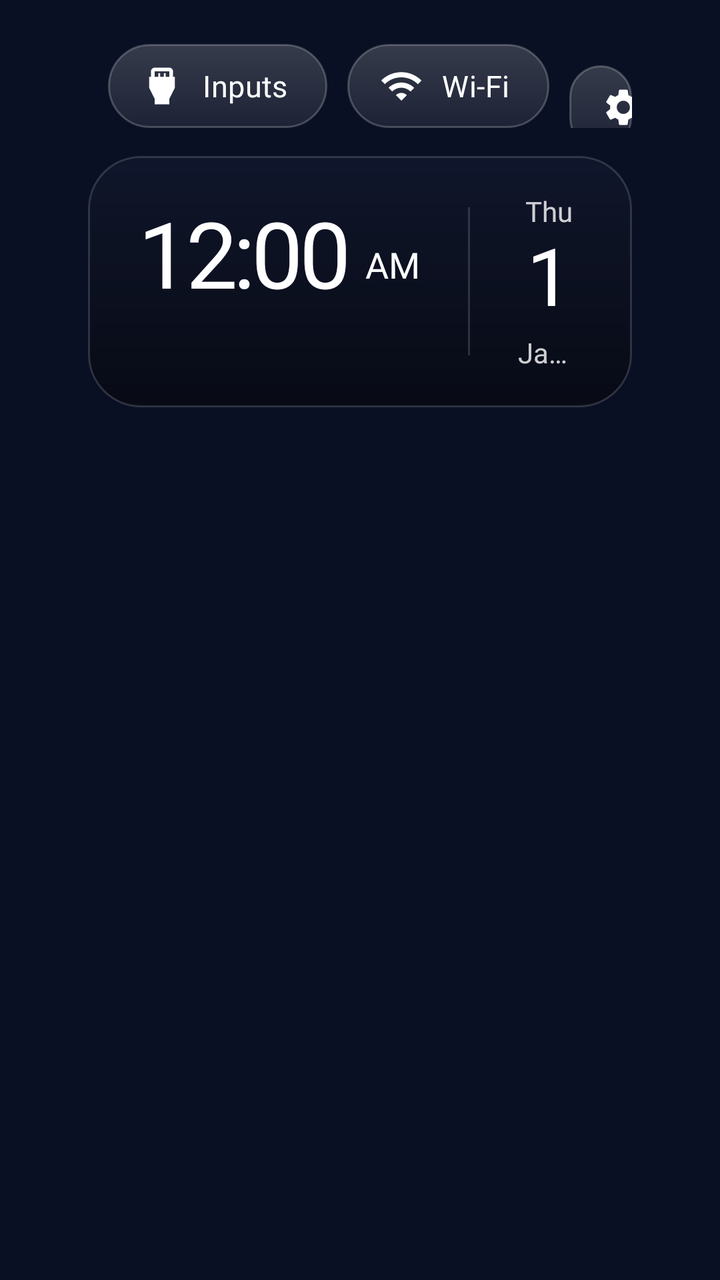
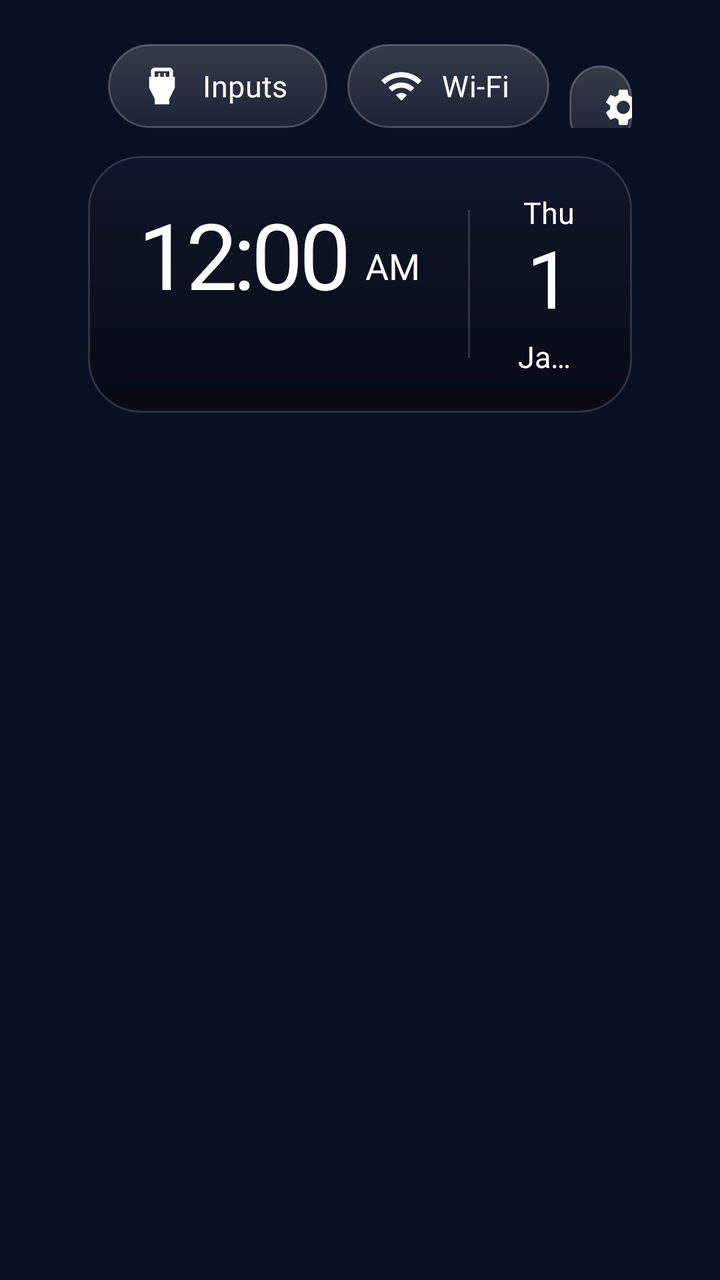

Screens rendered from an Android XML layout before and after an edit, with the pre-edit source and the edit as a unified diff.
<!-- AndroidManifest.xml: application theme Theme.TvHome -->
<!-- res/layout/activity_main.xml -->
<?xml version="1.0" encoding="utf-8"?>
<FrameLayout xmlns:android="http://schemas.android.com/apk/res/android"
    android:id="@+id/root"
    android:layout_width="match_parent"
    android:layout_height="match_parent"
    android:background="#FF0A1024">

    
    <View
        android:id="@+id/drift"
        android:layout_width="match_parent"
        android:layout_height="match_parent"
        android:importantForAccessibility="no" />

    
    <View
        android:id="@+id/ambient"
        android:layout_width="match_parent"
        android:layout_height="match_parent"
        android:alpha="0" />

    
    <com.gathin.tvhome.GlassView
        android:id="@+id/glass"
        android:layout_width="10dp"
        android:layout_height="10dp"
        android:alpha="0"
        android:importantForAccessibility="no" />

    <LinearLayout
        android:layout_width="match_parent"
        android:layout_height="match_parent"
        android:orientation="vertical"
        android:paddingStart="44dp"
        android:paddingEnd="44dp"
        android:paddingTop="22dp">

        
        <RelativeLayout
            android:layout_width="match_parent"
            android:layout_height="wrap_content">

            <TextView
                android:id="@+id/greeting"
                android:layout_width="match_parent"
                android:layout_height="wrap_content"
                android:layout_alignParentStart="true"
                android:layout_toStartOf="@+id/topButtons"
                android:layout_centerVertical="true"
                android:layout_marginStart="4dp"
                android:layout_marginEnd="20dp"
                android:ellipsize="end"
                android:textColor="@color/greeting"
                android:textSize="25sp"
                android:fontFamily="@font/devanagari"
                android:singleLine="true" />

            

    <LinearLayout
                android:id="@+id/topButtons"
                android:layout_width="wrap_content"
                android:layout_height="wrap_content"
                android:layout_alignParentEnd="true"
                android:orientation="horizontal">

                <TextView
                    android:id="@+id/btnInputs"
                    style="@style/TopButton"
                    android:text="@string/inputs"
                    android:drawableStart="@drawable/ic_input"
                    android:nextFocusDown="@+id/grid" />

                <TextView
                    android:id="@+id/btnWifi"
                    style="@style/TopButton"
                    android:text="@string/wifi"
                    android:drawableStart="@drawable/ic_wifi"
                    android:nextFocusDown="@+id/grid" />

                <TextView
                    android:id="@+id/btnSettings"
                    style="@style/TopButton"
                    android:text="@string/settings"
                    android:drawableStart="@drawable/ic_settings"
                    android:nextFocusDown="@+id/grid" />
            </LinearLayout>
        </RelativeLayout>

        
        <RelativeLayout
            android:layout_width="match_parent"
            android:layout_height="wrap_content"
            android:layout_marginTop="14dp">

            <LinearLayout
                android:id="@+id/clockTile"
                android:layout_width="wrap_content"
                android:layout_height="wrap_content"
                android:layout_alignParentStart="true"
                android:background="@drawable/pane"
                android:orientation="horizontal"
                android:gravity="center_vertical"
                android:paddingStart="26dp"
                android:paddingEnd="26dp"
                android:paddingTop="18dp"
                android:paddingBottom="18dp"
                android:baselineAligned="false">

                <LinearLayout
                    android:layout_width="wrap_content"
                    android:layout_height="wrap_content"
                    android:orientation="vertical">

                    <LinearLayout
                        android:layout_width="wrap_content"
                        android:layout_height="wrap_content"
                        android:orientation="horizontal"
                        android:baselineAligned="true">

                        <TextClock
                            android:id="@+id/clock"
                            android:layout_width="wrap_content"
                            android:layout_height="wrap_content"
                            android:format12Hour="h:mm"
                            android:format24Hour="HH:mm"
                            android:textColor="@color/text_bright"
                            android:textSize="46sp"
                            android:fontFamily="@font/outfit"
                            android:fontVariationSettings="'wght' 500"
                            android:letterSpacing="-0.045"
                            android:includeFontPadding="false" />

                        <TextClock
                            android:id="@+id/ampm"
                            android:layout_width="wrap_content"
                            android:layout_height="wrap_content"
                            android:layout_marginStart="8dp"
                            android:layout_gravity="bottom"
                            android:layout_marginBottom="6dp"
                            android:format12Hour="a"
                            android:format24Hour=""
                            android:textColor="@color/text_bright"
                            android:textSize="18sp"
                            android:fontFamily="@font/outfit"
                            android:fontVariationSettings="'wght' 500"
                            android:includeFontPadding="false" />
                    </LinearLayout>

                    <TextView
                        android:id="@+id/tithi"
                        android:layout_width="wrap_content"
                        android:layout_height="wrap_content"
                        android:layout_marginTop="8dp"
                        android:textColor="@color/text_faint"
                        android:textSize="12sp"
                        android:fontFamily="@font/outfit"
                        android:fontVariationSettings="'wght' 500"
                        android:singleLine="true" />
                </LinearLayout>

                
                <View
                    android:layout_width="1dp"
                    android:layout_height="74dp"
                    android:layout_marginStart="24dp"
                    android:layout_marginEnd="24dp"
                    android:background="@color/tile_edge" />

                <LinearLayout
                    android:id="@+id/dateTile"
                    android:layout_width="wrap_content"
                    android:layout_height="wrap_content"
                    android:orientation="vertical"
                    android:gravity="center_horizontal">

                    <TextClock
                        android:id="@+id/dayName"
                        android:layout_width="wrap_content"
                        android:layout_height="wrap_content"
                        android:format12Hour="EEE"
                        android:format24Hour="EEE"
                        android:textColor="@color/text_soft"
                        android:textSize="14sp"
                        android:fontFamily="@font/outfit"
                        android:fontVariationSettings="'wght' 500"
                        android:singleLine="true" />

                    <TextClock
                        android:id="@+id/dayNumber"
                        android:layout_width="wrap_content"
                        android:layout_height="wrap_content"
                        android:layout_marginTop="1dp"
                        android:format12Hour="d"
                        android:format24Hour="d"
                        android:textColor="@color/text_bright"
                        android:textSize="40sp"
                        android:fontFamily="@font/outfit"
                        android:fontVariationSettings="'wght' 500"
                        android:letterSpacing="-0.04"
                        android:includeFontPadding="false"
                        android:singleLine="true" />

                    <TextClock
                        android:id="@+id/monthYear"
                        android:layout_width="wrap_content"
                        android:layout_height="wrap_content"
                        android:layout_marginTop="4dp"
                        android:format12Hour="MMM yyyy"
                        android:format24Hour="MMM yyyy"
                        android:textColor="@color/text_soft"
                        android:textSize="14sp"
                        android:fontFamily="@font/outfit"
                        android:fontVariationSettings="'wght' 500"
                        android:singleLine="true" />
                </LinearLayout>
            </LinearLayout>

            
            <RelativeLayout
                android:id="@+id/weatherTile"
                android:layout_width="196dp"
                android:layout_height="wrap_content"
                android:layout_alignParentEnd="true"
                android:background="@drawable/pane"
                android:paddingStart="22dp"
                android:paddingEnd="22dp"
                android:paddingTop="16dp"
                android:paddingBottom="18dp"
                android:visibility="invisible">

                <LinearLayout
                    android:id="@+id/weatherLeft"
                    android:layout_width="wrap_content"
                    android:layout_height="wrap_content"
                    android:layout_alignParentStart="true"
                    android:orientation="vertical">

                    <TextView
                        android:id="@+id/weatherTemp"
                        android:layout_width="wrap_content"
                        android:layout_height="wrap_content"
                        android:layout_marginTop="2dp"
                        android:textColor="@color/text_bright"
                        android:textSize="40sp"
                        android:fontFamily="@font/outfit"
                        android:fontVariationSettings="'wght' 500"
                        android:letterSpacing="-0.045"
                        android:includeFontPadding="false"
                        android:singleLine="true" />
                </LinearLayout>

                
                <LinearLayout
                    android:id="@+id/airBlock"
                    android:layout_width="wrap_content"
                    android:layout_height="wrap_content"
                    android:layout_alignParentEnd="true"
                    android:orientation="vertical"
                    android:gravity="end"
                    android:visibility="invisible">

                    <TextView
                        android:layout_width="wrap_content"
                        android:layout_height="wrap_content"
                        android:text="@string/aqi"
                        android:textColor="@color/text_soft"
                        android:textSize="12sp"
                        android:fontFamily="@font/outfit"
                        android:fontVariationSettings="'wght' 500" />

                    <TextView
                        android:id="@+id/airNumber"
                        android:layout_width="wrap_content"
                        android:layout_height="wrap_content"
                        android:layout_marginTop="2dp"
                        android:textColor="@color/text_bright"
                        android:textSize="30sp"
                        android:fontFamily="@font/outfit"
                        android:fontVariationSettings="'wght' 500"
                        android:letterSpacing="-0.03"
                        android:includeFontPadding="false"
                        android:singleLine="true" />

                    <TextView
                        android:id="@+id/airWord"
                        android:layout_width="wrap_content"
                        android:layout_height="wrap_content"
                        android:layout_marginTop="3dp"
                        android:textColor="@color/text_soft"
                        android:textSize="12sp"
                        android:fontFamily="@font/outfit"
                        android:fontVariationSettings="'wght' 600"
                        android:singleLine="true" />
                </LinearLayout>

                <TextView
                    android:id="@+id/weatherSub"
                    android:layout_width="match_parent"
                    android:layout_height="wrap_content"
                    android:layout_below="@id/weatherLeft"
                    android:layout_marginTop="4dp"
                    android:textColor="@color/text_soft"
                    android:textSize="12sp"
                    android:fontFamily="@font/outfit"
                    android:fontVariationSettings="'wght' 500"
                    android:singleLine="true" />

                <LinearLayout
                    android:id="@+id/hourly"
                    android:layout_width="match_parent"
                    android:layout_height="wrap_content"
                    android:layout_below="@id/weatherSub"
                    android:layout_marginTop="12dp"
                    android:paddingTop="11dp"
                    android:orientation="horizontal"
                    android:baselineAligned="false" />
            </RelativeLayout>
        </RelativeLayout>

        
        <TextView
            android:id="@+id/quote"
            android:layout_width="wrap_content"
            android:layout_height="wrap_content"
            android:layout_marginTop="10dp"
            android:layout_marginStart="8dp"
            android:paddingStart="14dp"
            android:paddingEnd="18dp"
            android:paddingTop="7dp"
            android:paddingBottom="9dp"
            android:background="@drawable/quote_bg"
            android:textColor="@color/accent"
            android:textSize="18sp"
            android:singleLine="true"
            android:nextFocusDown="@+id/grid"
            android:nextFocusUp="@+id/btnInputs"
            android:visibility="gone" />

        
        <FrameLayout
            android:layout_width="match_parent"
            android:layout_height="0dp"
            android:layout_weight="1"
            android:layout_marginTop="6dp">

            <androidx.recyclerview.widget.RecyclerView
                android:id="@+id/grid"
                android:layout_width="match_parent"
                android:layout_height="match_parent"
                android:paddingTop="10dp"
                android:paddingBottom="40dp"
                android:clipToPadding="false"
                android:clipChildren="false"
                android:overScrollMode="never"
                android:scrollbars="none"
                android:descendantFocusability="afterDescendants" />
        </FrameLayout>
    </LinearLayout>

</FrameLayout>
<!-- resources referenced by this layout -->
<resources>
  <color name="accent">#FFFFFFFF</color>
  <color name="greeting">#FFFFFFFF</color>
  <color name="text_bright">#FFFFFFFF</color>
  <color name="text_faint">#8CFFFFFF</color>
  <color name="text_soft">#CCFFFFFF</color>
  <color name="tile_edge">#26FFFFFF</color>
  <!-- drawable ic_input (drawable) -->
  <?xml version="1.0" encoding="utf-8"?>
  <vector xmlns:android="http://schemas.android.com/apk/res/android"
      android:width="22dp" android:height="22dp"
      android:viewportWidth="24" android:viewportHeight="24">
      <path android:fillColor="#FFFFFFFF"
          android:pathData="M18,7V4c0,-1.1 -0.9,-2 -2,-2H8C6.9,2 6,2.9 6,4v3H5v6l3,6v3h8v-3l3,-6V7H18zM8,4h8v3h-2V5h-1v2h-2V5h-1v2H8V4z" />
  </vector>
  <!-- drawable ic_wifi (drawable) -->
  <?xml version="1.0" encoding="utf-8"?>
  <vector xmlns:android="http://schemas.android.com/apk/res/android"
      android:width="22dp" android:height="22dp"
      android:viewportWidth="24" android:viewportHeight="24">
      <path android:fillColor="#FFFFFFFF"
          android:pathData="M1,9l2,2c4.97,-4.97 13.03,-4.97 18,0l2,-2C16.93,2.93 7.08,2.93 1,9zM9,17l3,3 3,-3c-1.65,-1.66 -4.34,-1.66 -6,0zM5,13l2,2c2.76,-2.76 7.24,-2.76 10,0l2,-2C15.14,9.14 8.87,9.14 5,13z" />
  </vector>
  <!-- drawable pane (drawable) -->
  <?xml version="1.0" encoding="utf-8"?>
  <shape xmlns:android="http://schemas.android.com/apk/res/android" android:shape="rectangle">
      <gradient
          android:angle="270"
          android:startColor="@color/tile_glass_top"
          android:endColor="@color/tile_glass_bottom" />
      <stroke android:width="1dp" android:color="@color/tile_edge" />
      <corners android:radius="26dp" />
  </shape>
  <!-- drawable quote_bg (drawable) -->
  <?xml version="1.0" encoding="utf-8"?>
  <selector xmlns:android="http://schemas.android.com/apk/res/android">
      <item android:state_focused="true">
          <shape android:shape="rectangle">
              <gradient
                  android:angle="270"
                  android:startColor="#2EFFFFFF"
                  android:endColor="#14FFFFFF" />
              <stroke android:width="1dp" android:color="#59E9C46A" />
              <corners android:radius="14dp" />
          </shape>
      </item>
      <item>
          <shape android:shape="rectangle">
              <solid android:color="#00000000" />
              <corners android:radius="14dp" />
          </shape>
      </item>
  </selector>
  <string name="aqi">AQI</string>
  <string name="inputs">Inputs</string>
  <string name="settings">Settings</string>
  <string name="wifi">Wi-Fi</string>
  <style name="Theme.TvHome" parent="android:Theme.Material.NoActionBar.Fullscreen">
          <item name="android:windowBackground">@android:color/black</item>
          <item name="android:colorBackground">@android:color/black</item>
          <item name="android:windowAnimationStyle">@null</item>
      </style>
  <color name="tile_glass_top">#4D1C2238</color>
  <color name="tile_glass_bottom">#C2060810</color>
  <!-- drawable pill_bg (drawable) -->
  <?xml version="1.0" encoding="utf-8"?>
  <selector xmlns:android="http://schemas.android.com/apk/res/android">
      <item android:state_focused="true">
          <shape android:shape="rectangle">
              <solid android:color="#3DFFFFFF" />
              <stroke android:width="2dp" android:color="#99FFFFFF" />
              <corners android:radius="21dp" />
          </shape>
      </item>
      <item>
          <shape android:shape="rectangle">
              <gradient android:angle="270" android:startColor="#2EFFFFFF" android:endColor="#14FFFFFF" />
              <stroke android:width="1dp" android:color="#38FFFFFF" />
              <corners android:radius="21dp" />
          </shape>
      </item>
  </selector>
  <!-- unchanged entries left out for length: 2 -->
</resources>

<!-- the commit's change to res/layout/activity_main.xml (unified diff, before → after) -->
@@ -51,7 +51,7 @@
                 android:layout_marginEnd="20dp"
                 android:ellipsize="end"
                 android:textColor="@color/greeting"
-                android:textSize="25sp"
+                android:textSize="20sp"
                 android:fontFamily="@font/devanagari"
                 android:singleLine="true" />
 
@@ -152,10 +152,10 @@
                         android:layout_width="wrap_content"
                         android:layout_height="wrap_content"
                         android:layout_marginTop="8dp"
-                        android:textColor="@color/text_faint"
-                        android:textSize="12sp"
+                        android:textColor="@color/text_soft"
+                        android:textSize="13sp"
                         android:fontFamily="@font/outfit"
-                        android:fontVariationSettings="'wght' 500"
+                        android:fontVariationSettings="'wght' 600"
                         android:singleLine="true" />
                 </LinearLayout>
 
@@ -180,10 +180,10 @@
                         android:layout_height="wrap_content"
                         android:format12Hour="EEE"
                         android:format24Hour="EEE"
-                        android:textColor="@color/text_soft"
-                        android:textSize="14sp"
+                        android:textColor="@color/text_bright"
+                        android:textSize="15sp"
                         android:fontFamily="@font/outfit"
-                        android:fontVariationSettings="'wght' 500"
+                        android:fontVariationSettings="'wght' 600"
                         android:singleLine="true" />
 
                     <TextClock
@@ -208,114 +208,117 @@
                         android:layout_marginTop="4dp"
                         android:format12Hour="MMM yyyy"
                         android:format24Hour="MMM yyyy"
-                        android:textColor="@color/text_soft"
-                        android:textSize="14sp"
-                        android:fontFamily="@font/outfit"
-                        android:fontVariationSettings="'wght' 500"
-                        android:singleLine="true" />
-                </LinearLayout>
-            </LinearLayout>
-
-            
-            <RelativeLayout
-                android:id="@+id/weatherTile"
-                android:layout_width="196dp"
-                android:layout_height="wrap_content"
-                android:layout_alignParentEnd="true"
-                android:background="@drawable/pane"
-                android:paddingStart="22dp"
-                android:paddingEnd="22dp"
-                android:paddingTop="16dp"
-                android:paddingBottom="18dp"
-                android:visibility="invisible">
-
-                <LinearLayout
-                    android:id="@+id/weatherLeft"
-                    android:layout_width="wrap_content"
-                    android:layout_height="wrap_content"
-                    android:layout_alignParentStart="true"
-                    android:orientation="vertical">
-
-                    <TextView
-                        android:id="@+id/weatherTemp"
-                        android:layout_width="wrap_content"
-                        android:layout_height="wrap_content"
-                        android:layout_marginTop="2dp"
                         android:textColor="@color/text_bright"
-                        android:textSize="40sp"
-                        android:fontFamily="@font/outfit"
-                        android:fontVariationSettings="'wght' 500"
-                        android:letterSpacing="-0.045"
-                        android:includeFontPadding="false"
-                        android:singleLine="true" />
-                </LinearLayout>
-
-                
-                <LinearLayout
-                    android:id="@+id/airBlock"
-                    android:layout_width="wrap_content"
-                    android:layout_height="wrap_content"
-                    android:layout_alignParentEnd="true"
-                    android:orientation="vertical"
-                    android:gravity="end"
-                    android:visibility="invisible">
-
-                    <TextView
-                        android:layout_width="wrap_content"
-                        android:layout_height="wrap_content"
-                        android:text="@string/aqi"
-                        android:textColor="@color/text_soft"
-                        android:textSize="12sp"
-                        android:fontFamily="@font/outfit"
-                        android:fontVariationSettings="'wght' 500" />
-
-                    <TextView
-                        android:id="@+id/airNumber"
-                        android:layout_width="wrap_content"
-                        android:layout_height="wrap_content"
-                        android:layout_marginTop="2dp"
-                        android:textColor="@color/text_bright"
-                        android:textSize="30sp"
-                        android:fontFamily="@font/outfit"
-                        android:fontVariationSettings="'wght' 500"
-                        android:letterSpacing="-0.03"
-                        android:includeFontPadding="false"
-                        android:singleLine="true" />
-
-                    <TextView
-                        android:id="@+id/airWord"
-                        android:layout_width="wrap_content"
-                        android:layout_height="wrap_content"
-                        android:layout_marginTop="3dp"
-                        android:textColor="@color/text_soft"
-                        android:textSize="12sp"
+                        android:textSize="15sp"
                         android:fontFamily="@font/outfit"
                         android:fontVariationSettings="'wght' 600"
                         android:singleLine="true" />
                 </LinearLayout>
-
-                <TextView
-                    android:id="@+id/weatherSub"
+            </LinearLayout>
+
+            
+            <LinearLayout
+                android:id="@+id/weatherTile"
+                android:layout_width="300dp"
+                android:layout_height="wrap_content"
+                android:layout_alignParentEnd="true"
+                android:background="@drawable/pane"
+                android:orientation="vertical"
+                android:paddingStart="24dp"
+                android:paddingEnd="24dp"
+                android:paddingTop="18dp"
+                android:paddingBottom="18dp"
+                android:visibility="invisible">
+
+                <LinearLayout
                     android:layout_width="match_parent"
                     android:layout_height="wrap_content"
-                    android:layout_below="@id/weatherLeft"
-                    android:layout_marginTop="4dp"
-                    android:textColor="@color/text_soft"
-                    android:textSize="12sp"
-                    android:fontFamily="@font/outfit"
-                    android:fontVariationSettings="'wght' 500"
-                    android:singleLine="true" />
+                    android:orientation="horizontal"
+                    android:baselineAligned="false">
+
+                    <LinearLayout
+                        android:layout_width="0dp"
+                        android:layout_height="wrap_content"
+                        android:layout_weight="1"
+                        android:orientation="vertical">
+
+                        <TextView
+                            android:id="@+id/weatherTemp"
+                            android:layout_width="wrap_content"
+                            android:layout_height="wrap_content"
+                            android:textColor="@color/text_bright"
+                            android:textSize="42sp"
+                            android:fontFamily="@font/outfit"
+                            android:fontVariationSettings="'wght' 500"
+                            android:letterSpacing="-0.045"
+                            android:includeFontPadding="false"
+                            android:singleLine="true" />
+
+                        <TextView
+                            android:id="@+id/weatherSub"
+                            android:layout_width="wrap_content"
+                            android:layout_height="wrap_content"
+                            android:layout_marginTop="6dp"
+                            android:textColor="@color/text_soft"
+                            android:textSize="12sp"
+                            android:fontFamily="@font/outfit"
+                            android:fontVariationSettings="'wght' 500"
+                            android:singleLine="true"
+                            android:ellipsize="end" />
+                    </LinearLayout>
+
+                    <LinearLayout
+                        android:id="@+id/airBlock"
+                        android:layout_width="wrap_content"
+                        android:layout_height="wrap_content"
+                        android:layout_marginStart="12dp"
+                        android:orientation="vertical"
+                        android:gravity="end"
+                        android:visibility="invisible">
+
+                        <TextView
+                            android:layout_width="wrap_content"
+                            android:layout_height="wrap_content"
+                            android:text="@string/aqi"
+                            android:textColor="@color/text_soft"
+                            android:textSize="12sp"
+                            android:fontFamily="@font/outfit"
+                            android:fontVariationSettings="'wght' 500" />
+
+                        <TextView
+                            android:id="@+id/airNumber"
+                            android:layout_width="wrap_content"
+                            android:layout_height="wrap_content"
+                            android:layout_marginTop="2dp"
+                            android:textColor="@color/text_bright"
+                            android:textSize="30sp"
+                            android:fontFamily="@font/outfit"
+                            android:fontVariationSettings="'wght' 500"
+                            android:letterSpacing="-0.03"
+                            android:includeFontPadding="false"
+                            android:singleLine="true" />
+
+                        <TextView
+                            android:id="@+id/airWord"
+                            android:layout_width="wrap_content"
+                            android:layout_height="wrap_content"
+                            android:layout_marginTop="5dp"
+                            android:textColor="@color/text_soft"
+                            android:textSize="12sp"
+                            android:fontFamily="@font/outfit"
+                            android:fontVariationSettings="'wght' 500"
+                            android:singleLine="true" />
+                    </LinearLayout>
+                </LinearLayout>
 
                 <LinearLayout
                     android:id="@+id/hourly"
                     android:layout_width="match_parent"
                     android:layout_height="wrap_content"
-                    android:layout_below="@id/weatherSub"
                     android:layout_marginTop="12dp"
-                    android:paddingTop="11dp"
                     android:orientation="horizontal"
                     android:baselineAligned="false" />
-            </RelativeLayout>
+            </LinearLayout>
         </RelativeLayout>
 
         
<!-- resource entries referenced after the edit -->
@@ -3,7 +3,6 @@
   <color name="accent">#FFFFFFFF</color>
   <color name="greeting">#FFFFFFFF</color>
   <color name="text_bright">#FFFFFFFF</color>
-  <color name="text_faint">#8CFFFFFF</color>
   <color name="text_soft">#CCFFFFFF</color>
   <color name="tile_edge">#26FFFFFF</color>
   <!-- drawable ic_input (drawable) -->
